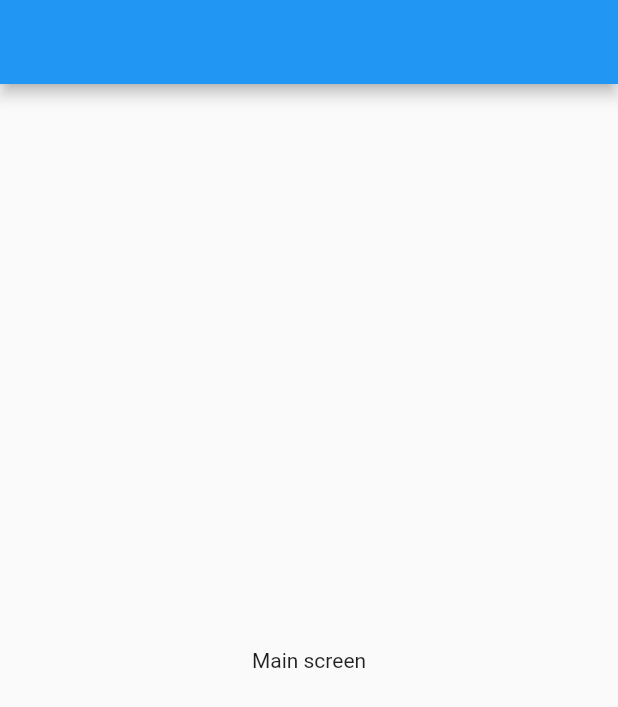
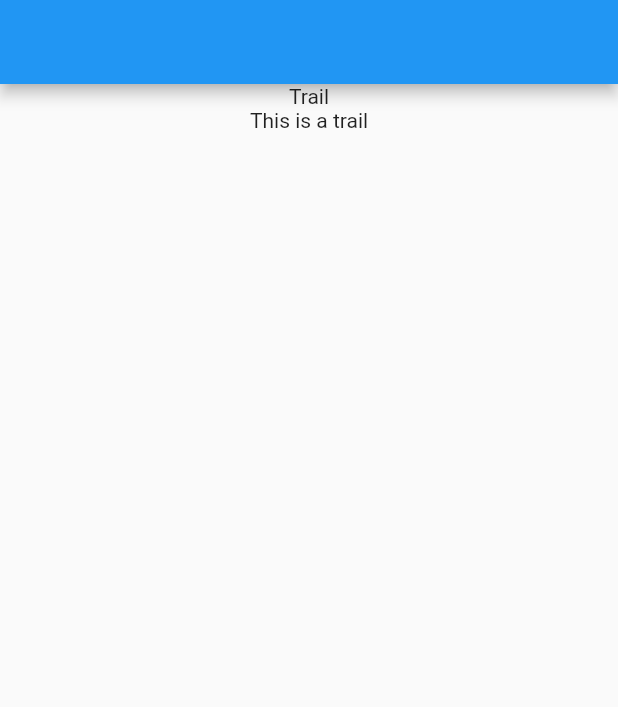
Before and after one commit to AronDerenyi/TravelMore, a Flutter app: the screen it shows after launch, on a phone screen of 412 x 824 dp. Shown: the top 707 px of the screen. Run offline on Flutter 3.47's test engine with Material 2 defaults, Android fonts, the light colour scheme and no system bars; our stand-ins replace flutter_bloc.

Commit message:
Created the initial bloc architecture

```diff
--- /dev/null
+++ b/lib/bloc/trail_bloc.dart
@@ -0,0 +1,26 @@
+import 'package:flutter_bloc/flutter_bloc.dart';
+import 'package:travel_more/domain/model/elevation.dart';
+import 'package:travel_more/domain/model/region.dart';
+import 'package:travel_more/domain/model/trail.dart';
+
+class TrailBloc extends Bloc<TrailBlocEvent, TrailBlocState> {
+  TrailBloc()
+      : super(TrailBlocState(
+            trail: Trail(
+                id: "trail",
+                region: Region(id: "region", title: "Region"),
+                title: "Trail",
+                description: "This is a trail",
+                images: [],
+                distance: 0,
+                elevation: Elevation(down: 0, up: 0),
+                coordinates: [])));
+}
+
+class TrailBlocEvent {}
+
+class TrailBlocState {
+  final Trail trail;
+
+  TrailBlocState({required this.trail});
+}
--- a/lib/main.dart
+++ b/lib/main.dart
@@ -1,4 +1,6 @@
 import 'package:flutter/material.dart';
+import 'package:flutter_bloc/flutter_bloc.dart';
+import 'package:travel_more/bloc/trail_bloc.dart';
 import 'package:travel_more/view/screens/main/main_screen.dart';
 
 void main() {
@@ -10,12 +12,16 @@ class MyApp extends StatelessWidget {
 
   @override
   Widget build(BuildContext context) {
-    return MaterialApp(
-      title: 'Flutter Demo',
-      theme: ThemeData(
-        primarySwatch: Colors.blue,
-      ),
-      home: const MainScreen(),
-    );
+    return MultiBlocProvider(
+        providers: [
+          BlocProvider(create: (context) => TrailBloc()),
+        ],
+        child: MaterialApp(
+          title: 'Flutter Demo',
+          theme: ThemeData(
+            primarySwatch: Colors.blue,
+          ),
+          home: const MainScreen(),
+        ));
   }
 }
--- a/lib/view/screens/main/main_screen.dart
+++ b/lib/view/screens/main/main_screen.dart
@@ -1,4 +1,6 @@
 import 'package:flutter/material.dart';
+import 'package:flutter_bloc/flutter_bloc.dart';
+import 'package:travel_more/bloc/trail_bloc.dart';
 
 class MainScreen extends StatelessWidget {
   const MainScreen({Key? key}) : super(key: key);
@@ -7,7 +9,13 @@ class MainScreen extends StatelessWidget {
   Widget build(BuildContext context) {
     return Scaffold(
       appBar: AppBar(),
-      body: const Center(child: Text("Main screen")),
+      body: BlocBuilder<TrailBloc, TrailBlocState>(builder: (context, state) {
+        return Center(
+            child: Column(children: [
+          Text(state.trail.title),
+          Text(state.trail.description),
+        ]));
+      }),
     );
   }
 }
```
